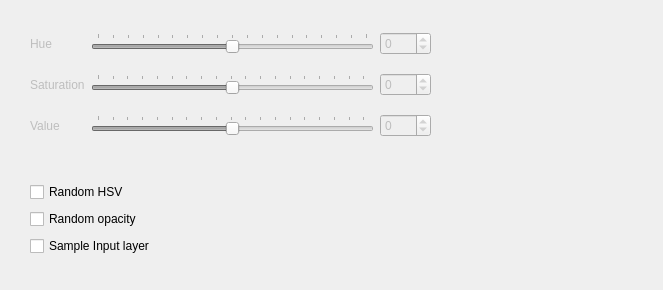
KDE/krita, file krita/plugins/paintops/gridbrush/wdgcoloroptions.ui: the form before one commit.
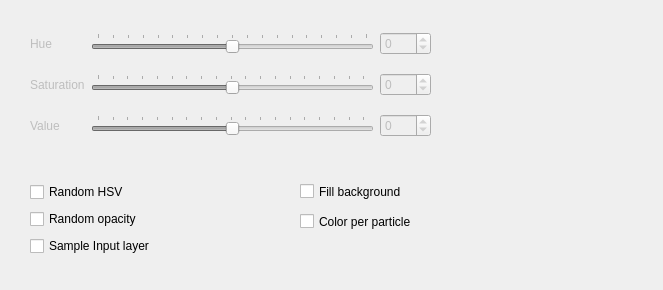
The form after the commit.

Commit message: Features for grid brush: color per particle, scale, fill background

The edit to the form file:
```diff
--- a/krita/plugins/paintops/gridbrush/wdgcoloroptions.ui
+++ b/krita/plugins/paintops/gridbrush/wdgcoloroptions.ui
@@ -155,7 +155,7 @@
     </layout>
    </widget>
   </widget>
-  <widget class="QWidget" name="">
+  <widget class="QWidget" name="layoutWidget">
    <property name="geometry">
     <rect>
      <x>30</x>
@@ -188,6 +188,35 @@
     </item>
    </layout>
   </widget>
+  <widget class="QCheckBox" name="fillBackgroundCHBox">
+   <property name="geometry">
+    <rect>
+     <x>300</x>
+     <y>180</y>
+     <width>131</width>
+     <height>23</height>
+    </rect>
+   </property>
+   <property name="toolTip">
+    <string>If checked, grid brush fill every particle's background with background color. The background of particle is rectangle of grid width and height and by default it is transparent.</string>
+   </property>
+   <property name="text">
+    <string>Fill background</string>
+   </property>
+  </widget>
+  <widget class="QCheckBox" name="colorPerParticleCHBox">
+   <property name="geometry">
+    <rect>
+     <x>300</x>
+     <y>210</y>
+     <width>141</width>
+     <height>23</height>
+    </rect>
+   </property>
+   <property name="text">
+    <string>Color per particle</string>
+   </property>
+  </widget>
  </widget>
  <tabstops>
   <tabstop>randomOpacityCHBox</tabstop>
```
The commit also changes 8 other files.
